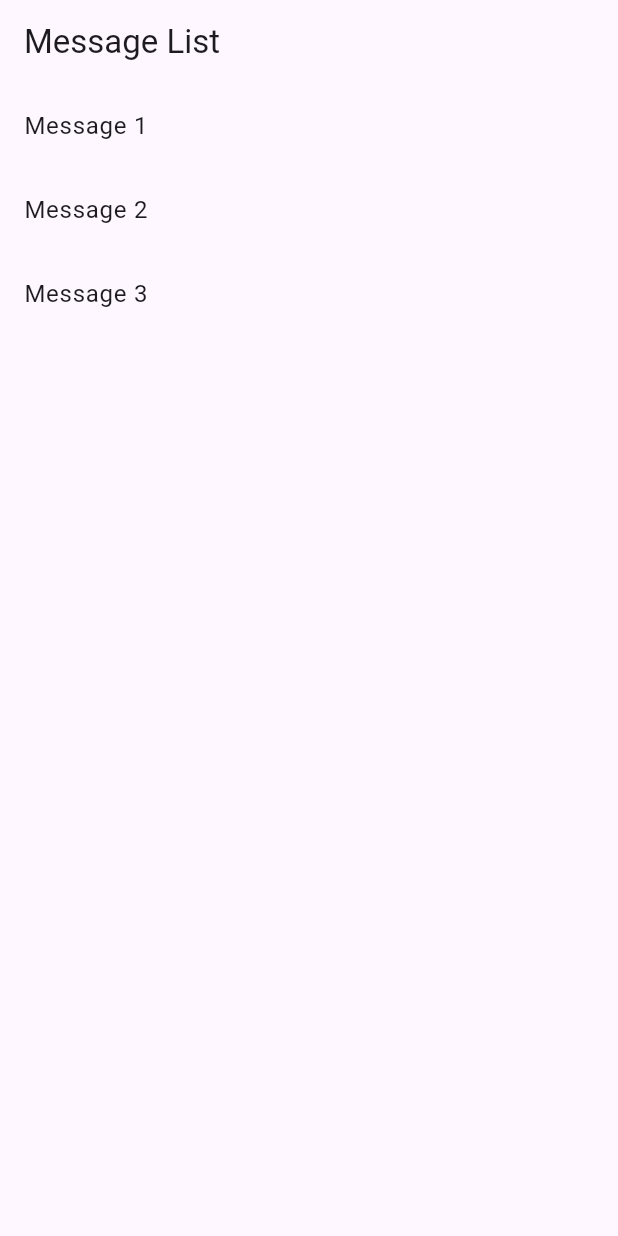
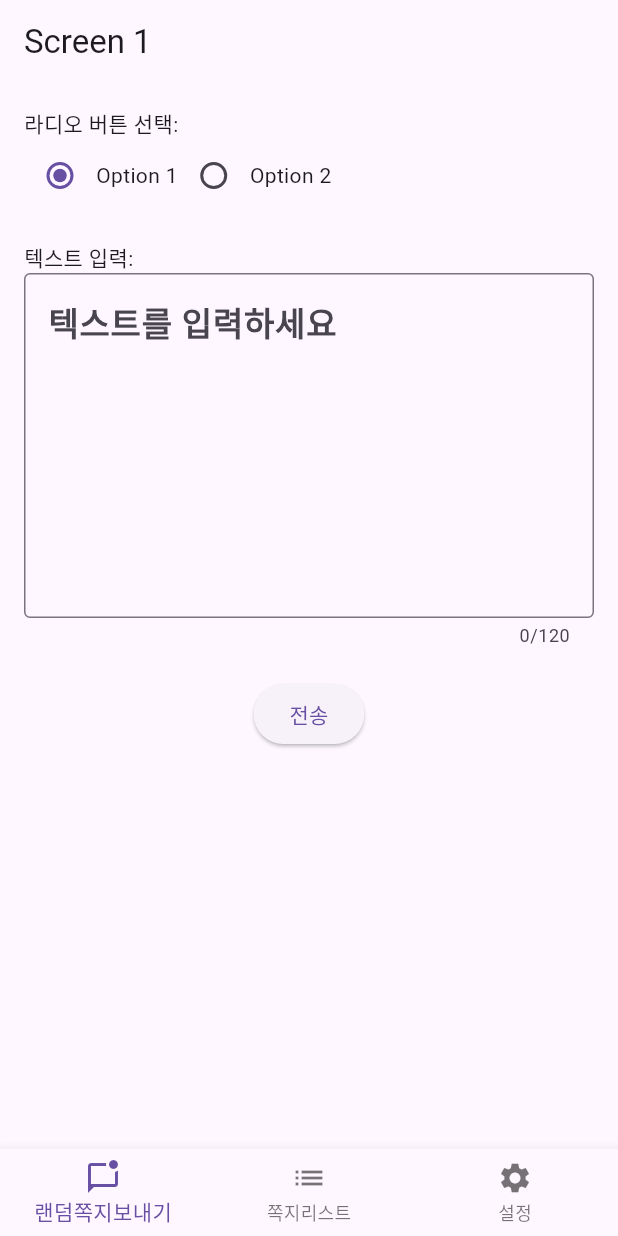
Before and after one commit to joohhcse/message_bottle, a Flutter app: the screen it shows after launch, on a phone screen of 412 x 824 dp. Run offline on Flutter 3.47's test engine with Material 3 defaults, Android fonts, the phone set to English and light mode, and no system bars; our stand-ins replace shared_preferences.

Commit message:
add screens

```diff
--- a/lib/screen/home_screen.dart
+++ b/lib/screen/home_screen.dart
@@ -1,20 +1,84 @@
 import 'package:flutter/material.dart';
-import 'package:message_bottle/screen/send_screen.dart';
 import 'package:message_bottle/screen/msg_list_screen.dart';
+import 'package:message_bottle/screen/setting_screen.dart';
+import 'package:message_bottle/screen/send_msg_screen.dart';
 
 class HomeScreen extends StatefulWidget {
   const HomeScreen({super.key});
+
+  static final ValueNotifier<ThemeMode> themeNotifier = ValueNotifier(ThemeMode.light);
 
   @override
   State<HomeScreen> createState() => _HomeScreenState();
 }
 
 class _HomeScreenState extends State<HomeScreen> {
+  int _currentIndex = 0;
+
+  final List<Widget> _children = [
+    SendMsgScreen(),
+    MsgListScreen(),
+    SettingScreen(),
+  ];
+
+  // @override
+  // Widget build(BuildContext context) {
+  //   return MaterialApp(
+  //     // home: SendScreen(),
+  //     home: MsgListScreen(),
+  //   );
+  // }
+
   @override
   Widget build(BuildContext context) {
-    return MaterialApp(
-      // home: SendScreen(),
-      home: MsgListScreen(),
+    return ValueListenableBuilder<ThemeMode>(
+      // ValueListenableBuilder를 사용하여 themeNotifier의 변경을 감지하고 화면을 다시 그립니다.
+      valueListenable: HomeScreen.themeNotifier,
+      builder: (context, themeMode, _) {
+        return MaterialApp(
+          themeMode: themeMode, // MaterialApp의 테마 모드를 themeNotifier의 값으로 설정합니다.
+          theme: ThemeData.light(),
+          darkTheme: ThemeData.dark(),
+          home: Scaffold(
+            body: _children[_currentIndex],
+            bottomNavigationBar: BottomNavigationBar(
+              currentIndex: _currentIndex,
+              onTap: onTabTapped,
+              items: [
+                BottomNavigationBarItem(
+                  icon: Icon(Icons.mark_chat_unread_outlined),
+                  label: '랜덤쪽지보내기',
+                ),
+                BottomNavigationBarItem(
+                  icon: Icon(Icons.list),
+                  label: '쪽지리스트',
+                ),
+                BottomNavigationBarItem(
+                  icon: Icon(Icons.settings),
+                  label: '설정',
+                ),
+              ],
+            ),
+
+          ),
+        );
+      },
     );
   }
+
+
+  void onTabTapped(int index) {
+    setState(() {
+      _currentIndex = index;
+    });
+  }
+
+  // 앱이 종료될 때 SharedPreferences에 테마 모드를 저장
+  @override
+  void dispose() {
+    // _saveThemeMode(HomeScreen.themeNotifier.value);
+    super.dispose();
+  }
+
+
 }
--- a/lib/screen/msg_list_screen.dart
+++ b/lib/screen/msg_list_screen.dart
@@ -1,5 +1,6 @@
 import 'package:flutter/material.dart';
-import 'package:message_bottle/screen/msg_view_screen.dart';
+import 'package:message_bottle/screen/chatting_screen.dart';
+import 'package:message_bottle/screen/send_msg_screen.dart';
 import 'package:message_bottle/model/msg_model.dart';
 
 class MsgListScreen extends StatelessWidget {
@@ -14,7 +15,7 @@ class MsgListScreen extends StatelessWidget {
   Widget build(BuildContext context) {
     return Scaffold(
       appBar: AppBar(
-        title: Text('Message List'),
+        title: Text('Screen 2 - Msg List'),
       ),
       body: ListView.builder(
         itemCount: messages.length,
@@ -25,7 +26,8 @@ class MsgListScreen extends StatelessWidget {
               Navigator.push(
                 context,
                 MaterialPageRoute(
-                  builder: (context) => MsgViewScreen(message: messages[index]),
+                  // builder: (context) => SendMsgScreen(message: messages[index]),
+                  builder: (context) => ChattingScreen(),
                 ),
               );
             },
--- a/lib/screen/msg_view_screen.dart
+++ /dev/null
@@ -1,35 +0,0 @@
-import 'package:flutter/material.dart';
-import 'package:message_bottle/model/msg_model.dart';
-
-class MsgViewScreen extends StatelessWidget {
-  final Message message;
-
-  MsgViewScreen({required this.message});
-
-  @override
-  Widget build(BuildContext context) {
-    return Scaffold(
-      appBar: AppBar(
-        title: Text(message.title),
-      ),
-      body: Padding(
-        padding: EdgeInsets.all(16.0),
-        child: Column(
-          crossAxisAlignment: CrossAxisAlignment.start,
-          children: [
-            Text(
-              'Title: ${message.title}',
-              style: TextStyle(fontSize: 24, fontWeight: FontWeight.bold),
-            ),
-            SizedBox(height: 10),
-            Text(
-              'Content: ${message.content}',
-              style: TextStyle(fontSize: 18),
-            ),
-          ],
-        ),
-      ),
-    );
-  }
-
-}
--- a/lib/screen/send_screen.dart
+++ b/lib/screen/send_msg_screen.dart
@@ -1,14 +1,15 @@
 import 'package:flutter/material.dart';
+import 'package:flutter/services.dart';
+import 'package:message_bottle/model/msg_model.dart';
 
-class SendScreen extends StatefulWidget {
-  const SendScreen({super.key});
+class SendMsgScreen extends StatefulWidget {
+  const SendMsgScreen({super.key});
 
   @override
-  State<SendScreen> createState() => _SendScreenState();
+  State<SendMsgScreen> createState() => _SendMsgScreenState();
 }
 
-class _SendScreenState extends State<SendScreen> {
-
+class _SendMsgScreenState extends State<SendMsgScreen> {
   String? _radioValue = 'Option 1';
   TextEditingController _textEditingController = TextEditingController();
 
@@ -23,9 +24,9 @@ class _SendScreenState extends State<SendScreen> {
   Widget build(BuildContext context) {
     return Scaffold(
       appBar: AppBar(
-        title: Text('Flutter Demo'),
+        title: Text('Screen 1'),
       ),
-      body: Padding(
+      body: SingleChildScrollView(
         padding: const EdgeInsets.all(16.0),
         child: Column(
           crossAxisAlignment: CrossAxisAlignment.start,
@@ -57,12 +58,24 @@ class _SendScreenState extends State<SendScreen> {
             ),
             SizedBox(height: 20),
             Text('텍스트 입력:'),
-            TextField(
+            TextFormField(
               controller: _textEditingController,
               decoration: InputDecoration(
                 hintText: '텍스트를 입력하세요',
                 border: OutlineInputBorder(),
               ),
+              maxLines: 6,
+              maxLength: 120,
+              style: const TextStyle(
+                fontWeight: FontWeight.bold,
+                fontSize: 22,
+              ),
+              inputFormatters: [
+                FilteringTextInputFormatter(
+                  RegExp(r'^[a-zA-Zㄱ-ㅎ가-힣0-9\s]*$'),
+                  allow: true,
+                )
+              ],
             ),
             SizedBox(height: 20),
             Center(
@@ -76,5 +89,4 @@ class _SendScreenState extends State<SendScreen> {
       ),
     );
   }
-
 }
```
Also changed, not shown: lib/screen/chatting_screen.dart (added, +15 -0 lines), lib/screen/setting_screen.dart (added, +131 -0 lines).
